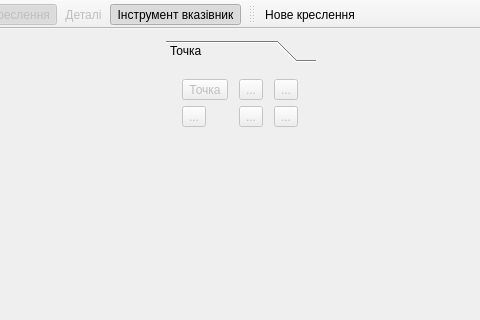
Qt form mainwindow.ui (OpnTec/fashionmaker) before a commit; both pictures show x 309 to 789 and y 0 to 320 of the 1100 by 700 pixel window.
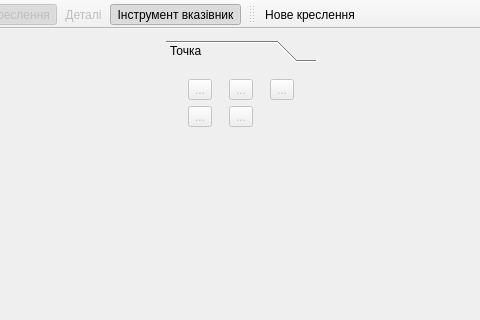
The same form after that commit. Icons and pictures are not drawn.

Patch:
```diff
--- a/mainwindow.ui
+++ b/mainwindow.ui
@@ -51,81 +51,6 @@
         <string>Точка</string>
        </attribute>
        <layout class="QGridLayout" name="gridLayout">
-        <item row="0" column="1">
-         <widget class="QToolButton" name="toolButtonEndLine">
-          <property name="enabled">
-           <bool>false</bool>
-          </property>
-          <property name="text">
-           <string>...</string>
-          </property>
-          <property name="icon">
-           <iconset resource="icon.qrc">
-            <normaloff>:/icon/32x32/segment.png</normaloff>:/icon/32x32/segment.png</iconset>
-          </property>
-          <property name="iconSize">
-           <size>
-            <width>32</width>
-            <height>32</height>
-           </size>
-          </property>
-          <property name="checkable">
-           <bool>true</bool>
-          </property>
-         </widget>
-        </item>
-        <item row="0" column="2">
-         <widget class="QToolButton" name="toolButtonAlongLine">
-          <property name="enabled">
-           <bool>false</bool>
-          </property>
-          <property name="text">
-           <string>...</string>
-          </property>
-          <property name="icon">
-           <iconset resource="icon.qrc">
-            <normaloff>:/icon/32x32/along_line.png</normaloff>:/icon/32x32/along_line.png</iconset>
-          </property>
-          <property name="iconSize">
-           <size>
-            <width>32</width>
-            <height>32</height>
-           </size>
-          </property>
-          <property name="checkable">
-           <bool>true</bool>
-          </property>
-         </widget>
-        </item>
-        <item row="0" column="0">
-         <widget class="QToolButton" name="toolButtonSinglePoint">
-          <property name="enabled">
-           <bool>false</bool>
-          </property>
-          <property name="toolTip">
-           <string>Точка</string>
-          </property>
-          <property name="statusTip">
-           <string/>
-          </property>
-          <property name="text">
-           <string>Точка</string>
-          </property>
-          <property name="icon">
-           <iconset resource="icon.qrc">
-            <normaloff>:/icon/32x32/spoint.png</normaloff>:/icon/32x32/spoint.png</iconset>
-          </property>
-          <property name="iconSize">
-           <size>
-            <width>32</width>
-            <height>32</height>
-           </size>
-          </property>
-          <property name="checkable">
-           <bool>true</bool>
-          </property>
-         </widget>
-        </item>
         <item row="1" column="0">
          <widget class="QToolButton" name="toolButtonNormal">
           <property name="enabled">
@@ -172,7 +97,53 @@
           </property>
          </widget>
         </item>
-        <item row="1" column="2">
+        <item row="0" column="0">
+         <widget class="QToolButton" name="toolButtonEndLine">
+          <property name="enabled">
+           <bool>false</bool>
+          </property>
+          <property name="text">
+           <string>...</string>
+          </property>
+          <property name="icon">
+           <iconset resource="icon.qrc">
+            <normaloff>:/icon/32x32/segment.png</normaloff>:/icon/32x32/segment.png</iconset>
+          </property>
+          <property name="iconSize">
+           <size>
+            <width>32</width>
+            <height>32</height>
+           </size>
+          </property>
+          <property name="checkable">
+           <bool>true</bool>
+          </property>
+         </widget>
+        </item>
+        <item row="0" column="1">
+         <widget class="QToolButton" name="toolButtonAlongLine">
+          <property name="enabled">
+           <bool>false</bool>
+          </property>
+          <property name="text">
+           <string>...</string>
+          </property>
+          <property name="icon">
+           <iconset resource="icon.qrc">
+            <normaloff>:/icon/32x32/along_line.png</normaloff>:/icon/32x32/along_line.png</iconset>
+          </property>
+          <property name="iconSize">
+           <size>
+            <width>32</width>
+            <height>32</height>
+           </size>
+          </property>
+          <property name="checkable">
+           <bool>true</bool>
+          </property>
+         </widget>
+        </item>
+        <item row="0" column="2">
          <widget class="QToolButton" name="toolButtonBisector">
           <property name="enabled">
            <bool>false</bool>
```
Left out of the diff: 20 changed lines with no effect on the pictures.
